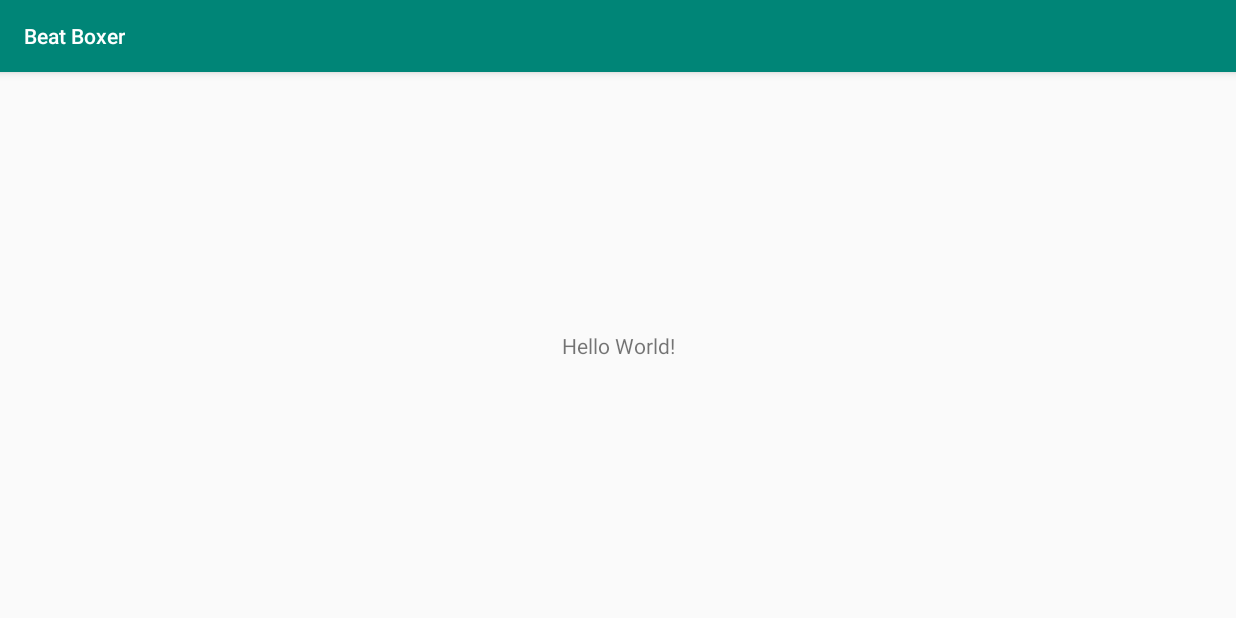
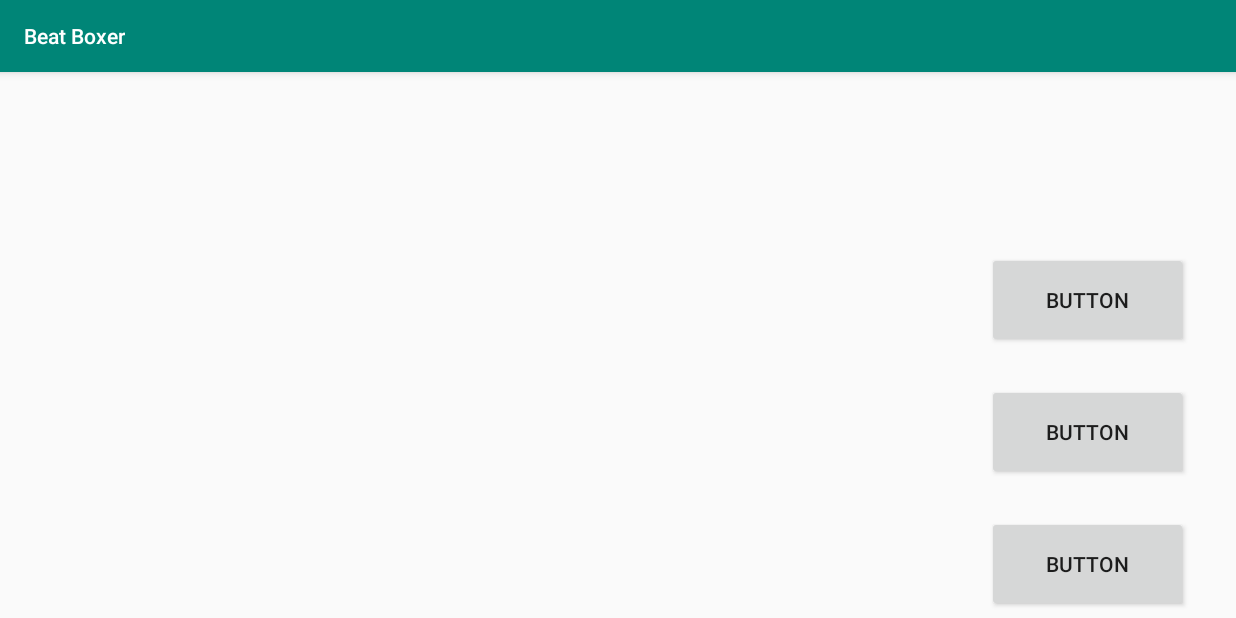
Before and after one commit to Shadowlet/BeatBoxer, an Android app: the screen it shows after launch (MainActivity), on a phone screen of 824 x 412 dp (held sideways). Run offline under Robolectric (Android 15) with nearby library versions, the phone set to English and light mode, and no system bars.

Commit message:
Basic Activities Layout

```diff
--- a/app/src/main/java/com/zacharycarreiro/beatboxer/GameActivity.java
+++ b/app/src/main/java/com/zacharycarreiro/beatboxer/GameActivity.java
@@ -10,6 +10,7 @@ public class GameActivity extends AppCompatActivity {
 
     int screenWidth;
     int screenHeight;
+
 
     @Override
     protected void onCreate(Bundle savedInstanceState) {
--- a/app/src/main/res/layout/activity_main.xml
+++ b/app/src/main/res/layout/activity_main.xml
@@ -6,13 +6,34 @@
     android:layout_height="match_parent"
     tools:context=".MainActivity">
 
-    <TextView
-        android:layout_width="wrap_content"
-        android:layout_height="wrap_content"
-        android:text="Hello World!"
-        app:layout_constraintBottom_toBottomOf="parent"
-        app:layout_constraintLeft_toLeftOf="parent"
-        app:layout_constraintRight_toRightOf="parent"
+    <Button
+        android:id="@+id/button"
+        android:layout_width="134dp"
+        android:layout_height="64dp"
+        android:layout_marginTop="120dp"
+        android:layout_marginEnd="32dp"
+        android:text="Button"
+        app:layout_constraintEnd_toEndOf="parent"
         app:layout_constraintTop_toTopOf="parent" />
 
+    <Button
+        android:id="@+id/button2"
+        android:layout_width="134dp"
+        android:layout_height="64dp"
+        android:layout_marginTop="24dp"
+        android:layout_marginEnd="32dp"
+        android:text="Button"
+        app:layout_constraintEnd_toEndOf="parent"
+        app:layout_constraintTop_toBottomOf="@+id/button" />
+
+    <Button
+        android:id="@+id/button3"
+        android:layout_width="134dp"
+        android:layout_height="64dp"
+        android:layout_marginTop="24dp"
+        android:layout_marginEnd="32dp"
+        android:text="Button"
+        app:layout_constraintEnd_toEndOf="parent"
+        app:layout_constraintTop_toBottomOf="@+id/button2" />
+
 </android.support.constraint.ConstraintLayout>
```
